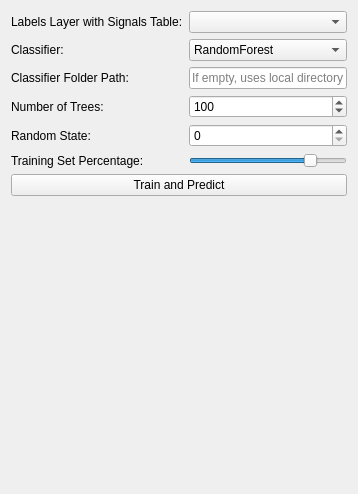
This is src/napari_signal_classifier/_ui/napari_train_and_predict_signal_classfier.ui in zoccoler/napari-signal-classifier as Qt 5 draws it before an edit. The edited form follows.
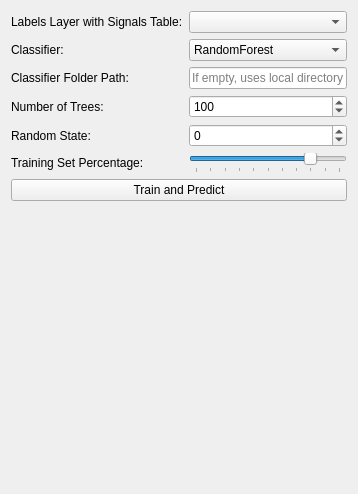
This is the edited form.

Commit message: Add tooltips to widgets, ticks to sliders and fix some boundary values

The edit to the form file:
```diff
--- a/src/napari_signal_classifier/_ui/napari_train_and_predict_signal_classfier.ui
+++ b/src/napari_signal_classifier/_ui/napari_train_and_predict_signal_classfier.ui
@@ -15,7 +15,17 @@
   </property>
   <layout class="QGridLayout" name="gridLayout">
    <item row="5" column="1">
-    <widget class="QSpinBox" name="_random_state_qspinbox"/>
+    <widget class="QSpinBox" name="_random_state_qspinbox">
+     <property name="toolTip">
+      <string>&lt;html&gt;&lt;head/&gt;&lt;body&gt;&lt;p&gt;Enter non-negative value for reproducibility. Setting it to -1 may make each run yield different outputs (it is equivalent to passing 'None' to random_state arguments in scikit-learn).&lt;/p&gt;&lt;/body&gt;&lt;/html&gt;</string>
+     </property>
+     <property name="minimum">
+      <number>-1</number>
+     </property>
+     <property name="maximum">
+      <number>999</number>
+     </property>
+    </widget>
    </item>
    <item row="7" column="0" colspan="2">
     <widget class="QPushButton" name="_run_qpushbutton">
@@ -114,7 +124,7 @@
    <item row="6" column="1">
     <widget class="QSlider" name="_training_size_qhorizontalslider">
      <property name="minimum">
-      <number>1</number>
+      <number>0</number>
      </property>
      <property name="maximum">
       <number>100</number>
@@ -125,6 +135,12 @@
      <property name="orientation">
       <enum>Qt::Horizontal</enum>
      </property>
+     <property name="tickPosition">
+      <enum>QSlider::TicksBelow</enum>
+     </property>
+     <property name="tickInterval">
+      <number>10</number>
+     </property>
     </widget>
    </item>
   </layout>
```
Left out of the diff: 18 changed lines with no effect on the pictures. The commit also changes 1 other file.
